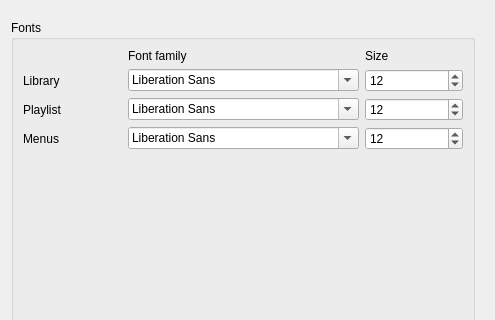
The window that code/src/customizetheme.ui (MBach/Miam-Player) describes before a commit, drawn with Qt 5; both pictures show x 145 to 640 and y 0 to 320 of the 640 by 524 pixel window.
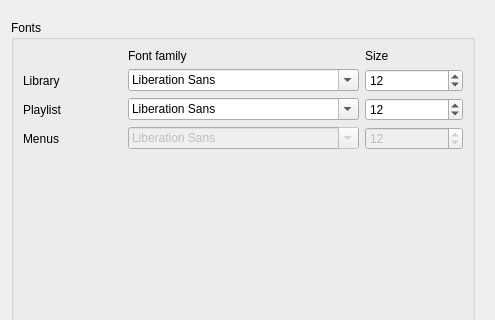
The same window after the commit. The open tabs and pages were chosen to show the change. Icons and pictures are not drawn. Custom widgets are drawn as their Qt base class.

Commit message:
Make the customize dialog transparent
When changing values for font size

Diff of the .ui file:
```diff
--- a/code/src/customizetheme.ui
+++ b/code/src/customizetheme.ui
@@ -995,6 +995,9 @@
           </item>
           <item row="4" column="1">
            <widget class="QFontComboBox" name="fontComboBoxMenus">
+            <property name="enabled">
+             <bool>false</bool>
+            </property>
             <property name="currentFont">
              <font>
               <family>Arial</family>
@@ -1037,6 +1040,9 @@
           </item>
           <item row="4" column="2">
            <widget class="QSpinBox" name="spinBoxMenus">
+            <property name="enabled">
+             <bool>false</bool>
+            </property>
             <property name="minimum">
              <number>4</number>
             </property>
@@ -1598,6 +1604,11 @@
    <header>dialogs/reflector.h</header>
    <container>1</container>
   </customwidget>
+  <customwidget>
+   <class>TransparentSpinBox</class>
+   <extends>QSpinBox</extends>
+   <header>dialogs/transparentspinbox.h</header>
+  </customwidget>
  </customwidgets>
  <resources>
   <include location="mmmmp.qrc"/>
```
Left out of the diff: 6 changed lines with no effect on the pictures. The commit also changes 4 other files.
